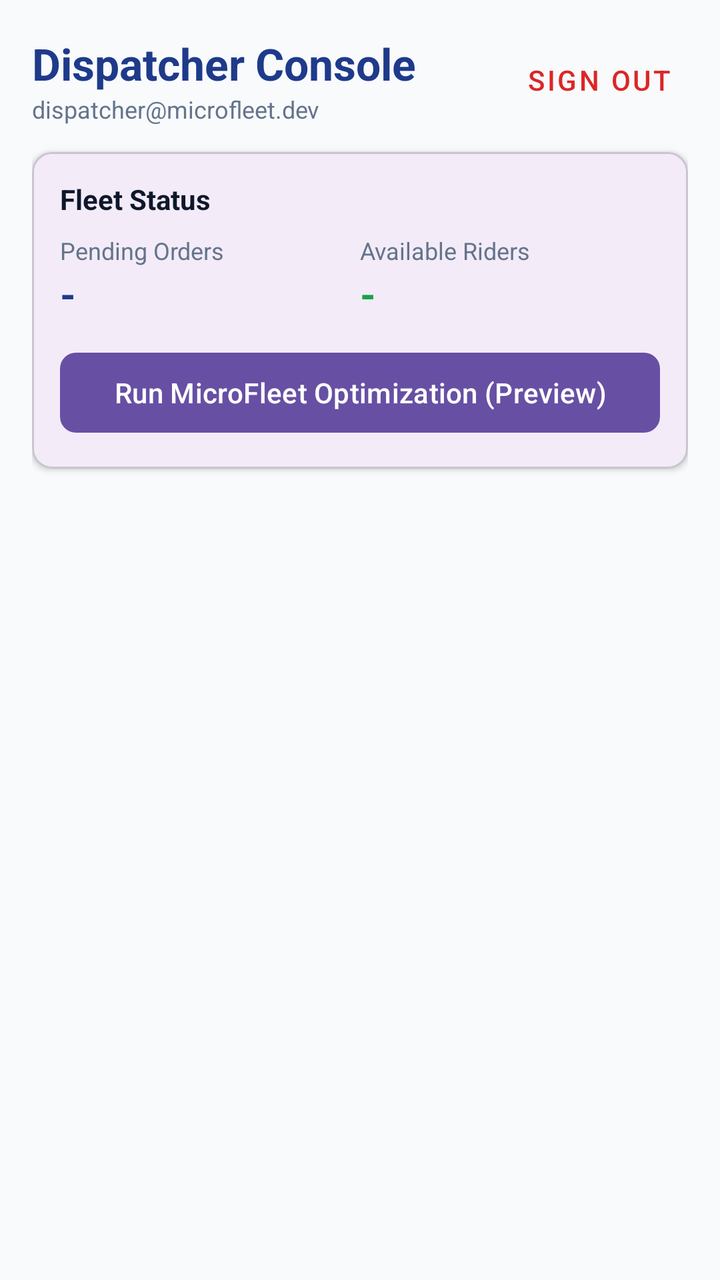
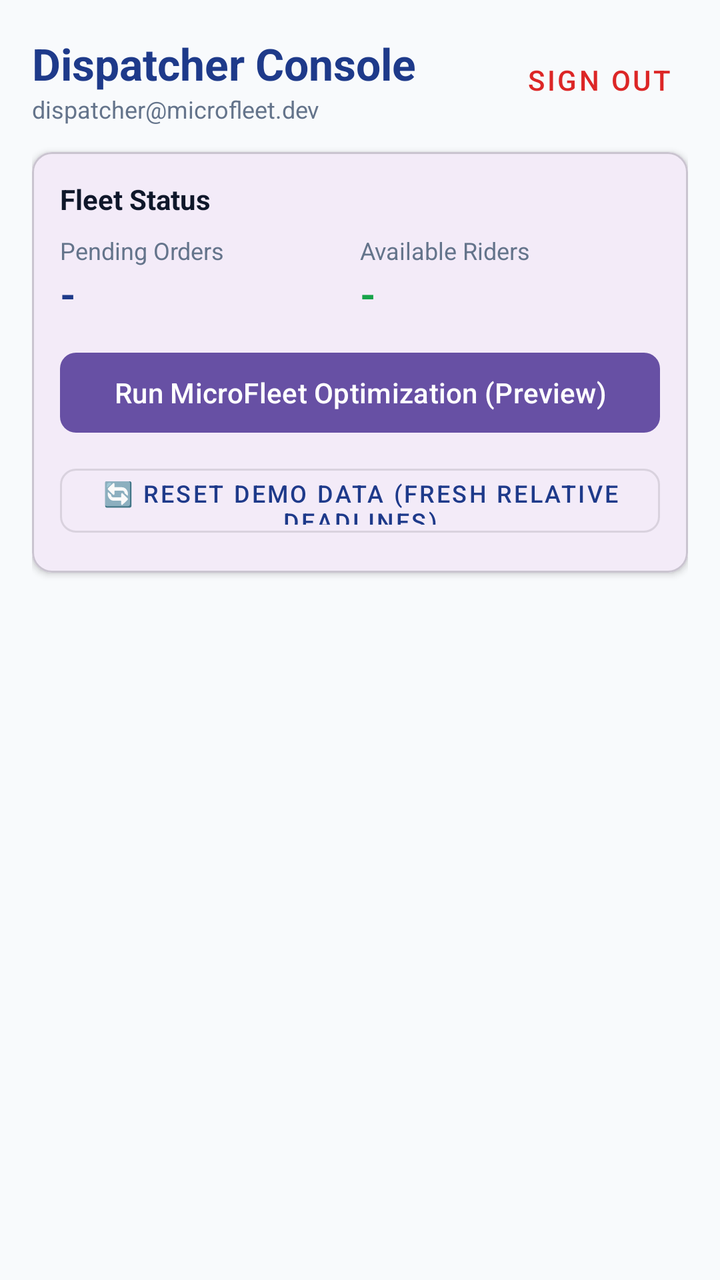

An Android layout rendered at two revisions. The XML below is the earlier revision; the diff shows what the commit changed to produce the second picture.
<!-- AndroidManifest.xml: application theme Theme.MicroFleet -->
<!-- res/layout/activity_dispatcher.xml -->
<?xml version="1.0" encoding="utf-8"?>
<ScrollView xmlns:android="http://schemas.android.com/apk/res/android"
    xmlns:app="http://schemas.android.com/apk/res-auto"
    xmlns:tools="http://schemas.android.com/tools"
    android:layout_width="match_parent"
    android:layout_height="match_parent"
    android:background="@color/background"
    android:fillViewport="true">

    <LinearLayout
        android:layout_width="match_parent"
        android:layout_height="wrap_content"
        android:orientation="vertical"
        android:padding="16dp">

        
        <LinearLayout
            android:layout_width="match_parent"
            android:layout_height="wrap_content"
            android:gravity="center_vertical"
            android:orientation="horizontal">

            <LinearLayout
                android:layout_width="0dp"
                android:layout_height="wrap_content"
                android:layout_weight="1"
                android:orientation="vertical">

                <TextView
                    android:layout_width="wrap_content"
                    android:layout_height="wrap_content"
                    android:text="Dispatcher Console"
                    android:textColor="@color/primary"
                    android:textSize="22sp"
                    android:textStyle="bold" />

                <TextView
                    android:id="@+id/text_dispatcher_email"
                    android:layout_width="wrap_content"
                    android:layout_height="wrap_content"
                    android:text="dispatcher@microfleet.dev"
                    android:textColor="@color/text_secondary"
                    android:textSize="12sp" />
            </LinearLayout>

            <com.google.android.material.button.MaterialButton
                android:id="@+id/button_logout"
                style="@style/Widget.MaterialComponents.Button.TextButton"
                android:layout_width="wrap_content"
                android:layout_height="wrap_content"
                android:text="Sign Out"
                android:textColor="#DC2626" />
        </LinearLayout>

        
        <com.google.android.material.card.MaterialCardView
            android:layout_width="match_parent"
            android:layout_height="wrap_content"
            android:layout_marginTop="12dp"
            app:cardCornerRadius="10dp"
            app:cardElevation="2dp">

            <LinearLayout
                android:layout_width="match_parent"
                android:layout_height="wrap_content"
                android:orientation="vertical"
                android:padding="14dp">

                <TextView
                    android:layout_width="wrap_content"
                    android:layout_height="wrap_content"
                    android:text="Fleet Status"
                    android:textColor="@color/text_primary"
                    android:textSize="14sp"
                    android:textStyle="bold" />

                <LinearLayout
                    android:layout_width="match_parent"
                    android:layout_height="wrap_content"
                    android:layout_marginTop="8dp"
                    android:orientation="horizontal">

                    <LinearLayout
                        android:layout_width="0dp"
                        android:layout_height="wrap_content"
                        android:layout_weight="1"
                        android:orientation="vertical">

                        <TextView
                            android:layout_width="wrap_content"
                            android:layout_height="wrap_content"
                            android:text="Pending Orders"
                            android:textColor="@color/text_secondary"
                            android:textSize="12sp" />

                        <TextView
                            android:id="@+id/text_pending_orders_count"
                            android:layout_width="wrap_content"
                            android:layout_height="wrap_content"
                            android:text="-"
                            android:textColor="@color/primary"
                            android:textSize="20sp"
                            android:textStyle="bold" />
                    </LinearLayout>

                    <LinearLayout
                        android:layout_width="0dp"
                        android:layout_height="wrap_content"
                        android:layout_weight="1"
                        android:orientation="vertical">

                        <TextView
                            android:layout_width="wrap_content"
                            android:layout_height="wrap_content"
                            android:text="Available Riders"
                            android:textColor="@color/text_secondary"
                            android:textSize="12sp" />

                        <TextView
                            android:id="@+id/text_available_riders_count"
                            android:layout_width="wrap_content"
                            android:layout_height="wrap_content"
                            android:text="-"
                            android:textColor="#16A34A"
                            android:textSize="20sp"
                            android:textStyle="bold" />
                    </LinearLayout>
                </LinearLayout>

                
                <com.google.android.material.button.MaterialButton
                    android:id="@+id/button_generate_preview"
                    android:layout_width="match_parent"
                    android:layout_height="48dp"
                    android:layout_marginTop="12dp"
                    android:text="Run MicroFleet Optimization (Preview)"
                    app:cornerRadius="8dp" />
            </LinearLayout>
        </com.google.android.material.card.MaterialCardView>

        
        <ProgressBar
            android:id="@+id/progress_dispatcher"
            android:layout_width="wrap_content"
            android:layout_height="wrap_content"
            android:layout_gravity="center"
            android:layout_marginTop="16dp"
            android:visibility="gone" />

        
        <TextView
            android:id="@+id/text_dispatcher_message"
            android:layout_width="match_parent"
            android:layout_height="wrap_content"
            android:layout_marginTop="8dp"
            android:textColor="@color/text_secondary"
            android:textSize="12sp"
            android:visibility="gone" />

        
        <LinearLayout
            android:id="@+id/layout_preview_results"
            android:layout_width="match_parent"
            android:layout_height="wrap_content"
            android:layout_marginTop="12dp"
            android:orientation="vertical"
            android:visibility="gone">

            
            <com.google.android.material.card.MaterialCardView
                android:layout_width="match_parent"
                android:layout_height="wrap_content"
                app:cardBackgroundColor="#F8FAFC"
                app:cardCornerRadius="10dp"
                app:strokeColor="#CBD5E1"
                app:strokeWidth="1dp">

                <LinearLayout
                    android:layout_width="match_parent"
                    android:layout_height="wrap_content"
                    android:orientation="vertical"
                    android:padding="12dp">

                    <TextView
                        android:id="@+id/text_preview_id"
                        android:layout_width="wrap_content"
                        android:layout_height="wrap_content"
                        android:text="Preview ID: -"
                        android:textColor="@color/primary"
                        android:textSize="13sp"
                        android:textStyle="bold" />

                    <TextView
                        android:id="@+id/text_summary_metrics"
                        android:layout_width="wrap_content"
                        android:layout_height="wrap_content"
                        android:layout_marginTop="4dp"
                        android:text="Candidate: 3 | Feasible: 2 | Assigned: 2 | Unassigned: 1"
                        android:textColor="@color/text_primary"
                        android:textSize="12sp" />

                    <TextView
                        android:id="@+id/text_distance_time_metrics"
                        android:layout_width="wrap_content"
                        android:layout_height="wrap_content"
                        android:layout_marginTop="2dp"
                        android:text="Total Distance: 28.4 km | Duration: 45.2 mins"
                        android:textColor="@color/text_secondary"
                        android:textSize="11sp" />
                </LinearLayout>
            </com.google.android.material.card.MaterialCardView>

            
            <TextView
                android:layout_width="wrap_content"
                android:layout_height="wrap_content"
                android:layout_marginTop="16dp"
                android:text="Proposed Batches &amp; Ordered Stops"
                android:textColor="@color/text_primary"
                android:textSize="15sp"
                android:textStyle="bold" />

            <LinearLayout
                android:id="@+id/container_assigned_batches"
                android:layout_width="match_parent"
                android:layout_height="wrap_content"
                android:layout_marginTop="8dp"
                android:orientation="vertical" />

            
            <com.google.android.material.card.MaterialCardView
                android:id="@+id/card_unassigned_batches"
                android:layout_width="match_parent"
                android:layout_height="wrap_content"
                android:layout_marginTop="12dp"
                app:cardBackgroundColor="#FEF2F2"
                app:cardCornerRadius="8dp"
                app:strokeColor="#FCA5A5"
                app:strokeWidth="1dp">

                <LinearLayout
                    android:layout_width="match_parent"
                    android:layout_height="wrap_content"
                    android:orientation="vertical"
                    android:padding="12dp">

                    <TextView
                        android:id="@+id/text_unassigned_title"
                        android:layout_width="wrap_content"
                        android:layout_height="wrap_content"
                        android:text="Unassigned Batches (1)"
                        android:textColor="#DC2626"
                        android:textSize="13sp"
                        android:textStyle="bold" />

                    <TextView
                        android:id="@+id/text_unassigned_details"
                        android:layout_width="wrap_content"
                        android:layout_height="wrap_content"
                        android:layout_marginTop="4dp"
                        android:text="Reasons: Infeasible delivery deadlines / capacity."
                        android:textColor="#7F1D1D"
                        android:textSize="11sp" />
                </LinearLayout>
            </com.google.android.material.card.MaterialCardView>

            
            <com.google.android.material.card.MaterialCardView
                android:layout_width="match_parent"
                android:layout_height="wrap_content"
                android:layout_marginTop="12dp"
                app:cardCornerRadius="8dp"
                app:strokeColor="#E2E8F0"
                app:strokeWidth="1dp">

                <LinearLayout
                    android:layout_width="match_parent"
                    android:layout_height="wrap_content"
                    android:orientation="vertical"
                    android:padding="12dp">

                    <TextView
                        android:layout_width="wrap_content"
                        android:layout_height="wrap_content"
                        android:text="Policy Evaluation &amp; Baseline Comparison"
                        android:textColor="@color/text_primary"
                        android:textSize="13sp"
                        android:textStyle="bold" />

                    <TextView
                        android:id="@+id/text_baseline_comparison"
                        android:layout_width="wrap_content"
                        android:layout_height="wrap_content"
                        android:layout_marginTop="6dp"
                        android:text="Evaluating RL (MaskablePPO) vs Greedy vs Nearest vs Random..."
                        android:textColor="@color/text_secondary"
                        android:textSize="11sp" />

                    <TextView
                        android:layout_width="wrap_content"
                        android:layout_height="wrap_content"
                        android:layout_marginTop="4dp"
                        android:text="Note: RL optimizes multi-objective rewards in simulation; simple heuristics may yield shorter pure distance."
                        android:textColor="#64748B"
                        android:textSize="10sp"
                        android:textStyle="italic" />
                </LinearLayout>
            </com.google.android.material.card.MaterialCardView>

            
            <com.google.android.material.button.MaterialButton
                android:id="@+id/button_commit_plan"
                android:layout_width="match_parent"
                android:layout_height="52dp"
                android:layout_marginTop="16dp"
                android:backgroundTint="#16A34A"
                android:text="Confirm &amp; Commit Dispatch Plan"
                android:textSize="14sp"
                app:cornerRadius="8dp" />
        </LinearLayout>

    </LinearLayout>
</ScrollView>
<!-- resources referenced by this layout -->
<resources>
  <color name="background">#F8FAFC</color>
  <color name="primary">#1E3A8A</color>
  <color name="text_primary">#0F172A</color>
  <color name="text_secondary">#64748B</color>
  <style name="Theme.MicroFleet" parent="Base.Theme.MicroFleet" />
  <style name="Base.Theme.MicroFleet" parent="Theme.Material3.DayNight.NoActionBar">
          
          
      </style>
</resources>

<!-- the commit's change to res/layout/activity_dispatcher.xml (unified diff, before → after) -->
@@ -135,6 +135,18 @@
                     android:layout_marginTop="12dp"
                     android:text="Run MicroFleet Optimization (Preview)"
                     app:cornerRadius="8dp" />
+
+                
+                <com.google.android.material.button.MaterialButton
+                    android:id="@+id/button_reset_demo"
+                    style="@style/Widget.MaterialComponents.Button.OutlinedButton"
+                    android:layout_width="match_parent"
+                    android:layout_height="44dp"
+                    android:layout_marginTop="8dp"
+                    android:text="🔄 Reset Demo Data (Fresh Relative Deadlines)"
+                    android:textColor="@color/primary"
+                    android:textSize="12sp"
+                    app:cornerRadius="8dp" />
             </LinearLayout>
         </com.google.android.material.card.MaterialCardView>
 
@@ -208,6 +220,39 @@
                         android:textColor="@color/text_secondary"
                         android:textSize="11sp" />
                 </LinearLayout>
+            </com.google.android.material.card.MaterialCardView>
+
+            
+            <TextView
+                android:layout_width="wrap_content"
+                android:layout_height="wrap_content"
+                android:layout_marginTop="14dp"
+                android:text="Route Visualization Map (OSM Driving Network)"
+                android:textColor="@color/text_primary"
+                android:textSize="14sp"
+                android:textStyle="bold" />
+
+            <TextView
+                android:layout_width="wrap_content"
+                android:layout_height="wrap_content"
+                android:layout_marginTop="2dp"
+                android:text="Showing simulated rider start positions, merchant pickups, customer deliveries, and OSM road paths."
+                android:textColor="@color/text_secondary"
+                android:textSize="11sp" />
+
+            <com.google.android.material.card.MaterialCardView
+                android:layout_width="match_parent"
+                android:layout_height="260dp"
+                android:layout_marginTop="8dp"
+                app:cardCornerRadius="10dp"
+                app:cardElevation="3dp"
+                app:strokeColor="#CBD5E1"
+                app:strokeWidth="1dp">
+
+                <org.osmdroid.views.MapView
+                    android:id="@+id/map_dispatcher"
+                    android:layout_width="match_parent"
+                    android:layout_height="match_parent" />
             </com.google.android.material.card.MaterialCardView>
 
             
